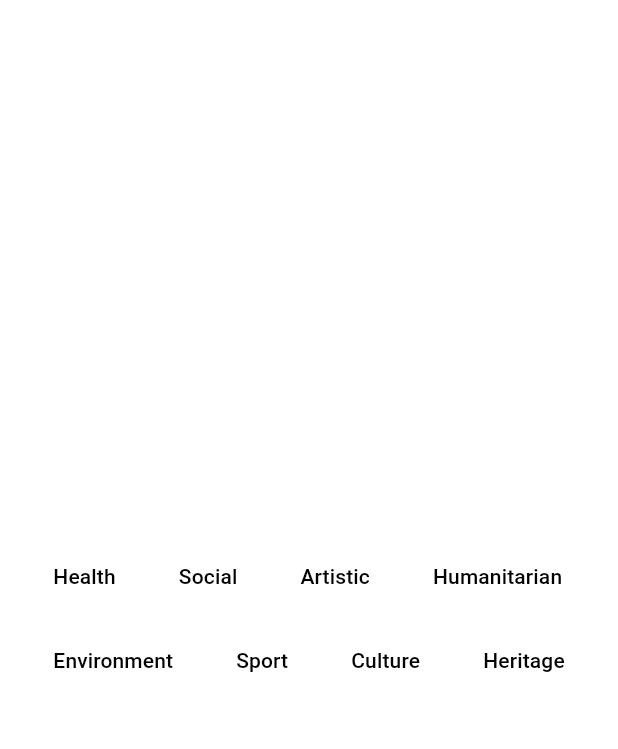
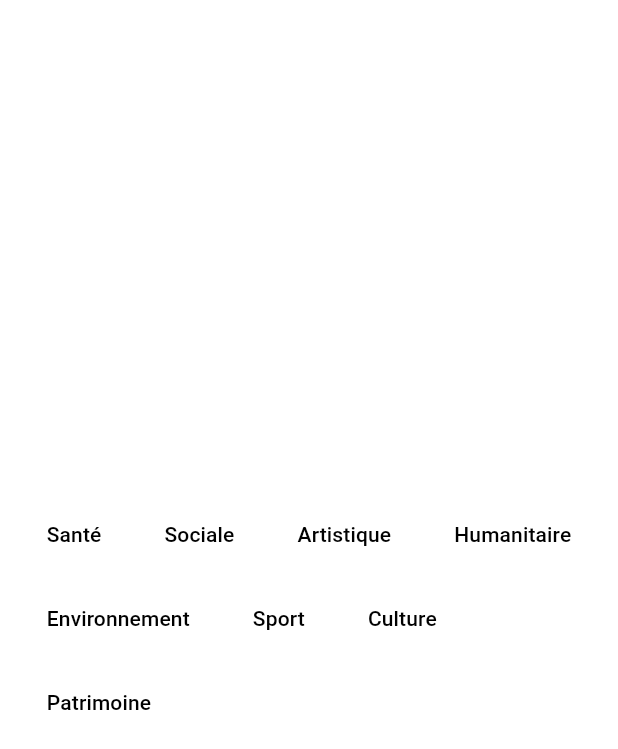
Before and after one commit to giovanny972/Douvan_Douvan_V2.0, a Flutter app: the _FilterChipDemo widget shown alone on an empty page, opened directly, on a phone screen of 412 x 824 dp. Shown: the top 749 px of the screen. Run offline on Flutter 3.47's test engine with Material 3 defaults, Android fonts, the light colour scheme and no system bars; our stand-ins replace chewie, cloud_firestore, firebase_auth, firebase_core, flutter_svg, video_player; accounts and stored records are empty; project files that could hold a hidden picture were left out.

Commit message:
modification de register 3 mot clé en anglais-> francais

```diff
--- a/lib/screens/Koudmen Augmenter Inscription/register_2_phase1Koudmen_Augmenter.dart
+++ b/lib/screens/Koudmen Augmenter Inscription/register_2_phase1Koudmen_Augmenter.dart
@@ -371,7 +371,7 @@ class _FilterChipDemoState extends State<_FilterChipDemo>
     final chips = [
       FilterChip(
         selectedColor: Color(0xFFF68181),
-        label: Text("Health"),
+        label: Text("Santé"),
         selected: isSelectedHealth.value,
         onSelected: (value) {
           setState(() {
@@ -381,7 +381,7 @@ class _FilterChipDemoState extends State<_FilterChipDemo>
       ),
       FilterChip(
         selectedColor: Color(0xFF57BBB4),
-        label: Text("Social"),
+        label: Text("Sociale"),
         selected: isSelectedSocial.value,
         onSelected: (value) {
           setState(() {
@@ -391,7 +391,7 @@ class _FilterChipDemoState extends State<_FilterChipDemo>
       ),
       FilterChip(
         selectedColor: Color(0xFFCAA2FF),
-        label: Text("Artistic"),
+        label: Text("Artistique"),
         selected: isSelectedArtistic.value,
         onSelected: (value) {
           setState(() {
@@ -401,7 +401,7 @@ class _FilterChipDemoState extends State<_FilterChipDemo>
       ),
       FilterChip(
         selectedColor: Color(0xFFF68181),
-        label: Text("Humanitarian"),
+        label: Text("Humanitaire"),
         selected: isSelectedHumanitarian.value,
         onSelected: (value) {
           setState(() {
@@ -411,7 +411,7 @@ class _FilterChipDemoState extends State<_FilterChipDemo>
       ),
       FilterChip(
         selectedColor: Color(0xFF57BBB4),
-        label: Text("Environment"),
+        label: Text("Environnement"),
         selected: isSelectedEnvironment.value,
         onSelected: (value) {
           setState(() {
@@ -441,7 +441,7 @@ class _FilterChipDemoState extends State<_FilterChipDemo>
       ),
       FilterChip(
         selectedColor: Color(0xFF57BBB4),
-        label: Text("Heritage"),
+        label: Text("Patrimoine"),
         selected: isSelectedHeritage.value,
         onSelected: (value) {
           setState(() {
--- a/lib/screens/Koudmen inscription/register_2_phase1Koudmen.dart
+++ b/lib/screens/Koudmen inscription/register_2_phase1Koudmen.dart
@@ -332,7 +332,7 @@ class _FilterChipDemoState extends State<_FilterChipDemo>
     final chips = [
       FilterChip(
         selectedColor: Color(0xFFF68181),
-        label: Text("Health"),
+        label: Text("Santé"),
         selected: isSelectedHealth.value,
         onSelected: (value) {
           setState(() {
@@ -342,7 +342,7 @@ class _FilterChipDemoState extends State<_FilterChipDemo>
       ),
       FilterChip(
         selectedColor: Color(0xFF57BBB4),
-        label: Text("Social"),
+        label: Text("Sociale"),
         selected: isSelectedSocial.value,
         onSelected: (value) {
           setState(() {
@@ -352,7 +352,7 @@ class _FilterChipDemoState extends State<_FilterChipDemo>
       ),
       FilterChip(
         selectedColor: Color(0xFFCAA2FF),
-        label: Text("Artistic"),
+        label: Text("Artistique"),
         selected: isSelectedArtistic.value,
         onSelected: (value) {
           setState(() {
@@ -362,7 +362,7 @@ class _FilterChipDemoState extends State<_FilterChipDemo>
       ),
       FilterChip(
         selectedColor: Color(0xFFF68181),
-        label: Text("Humanitarian"),
+        label: Text("Humanitaire"),
         selected: isSelectedHumanitarian.value,
         onSelected: (value) {
           setState(() {
@@ -372,7 +372,7 @@ class _FilterChipDemoState extends State<_FilterChipDemo>
       ),
       FilterChip(
         selectedColor: Color(0xFF57BBB4),
-        label: Text("Environment"),
+        label: Text("Environnement"),
         selected: isSelectedEnvironment.value,
         onSelected: (value) {
           setState(() {
@@ -402,7 +402,7 @@ class _FilterChipDemoState extends State<_FilterChipDemo>
       ),
       FilterChip(
         selectedColor: Color(0xFF57BBB4),
-        label: Text("Heritage"),
+        label: Text("Patrimoine"),
         selected: isSelectedHeritage.value,
         onSelected: (value) {
           setState(() {
```
